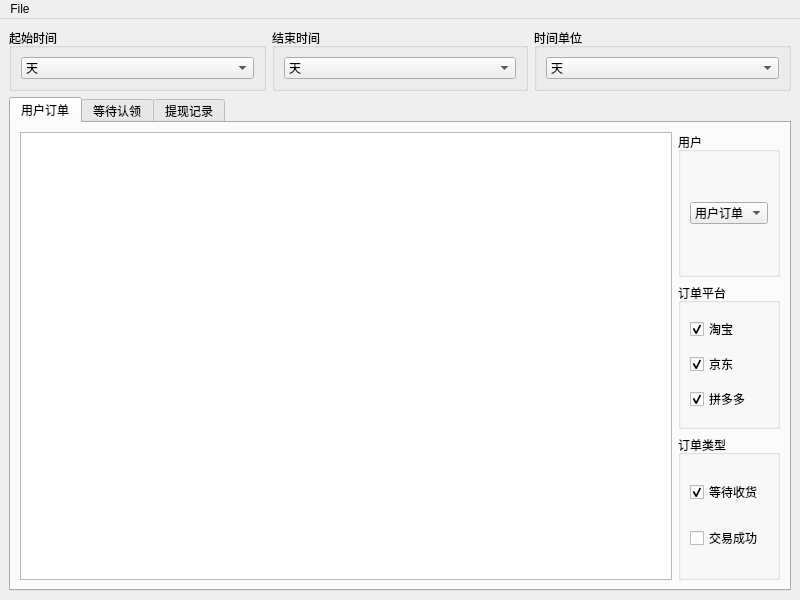
Above: gui/mainWindow.ui from RainRainLiu/AnnaerTools before the change. Below: the same form after it.
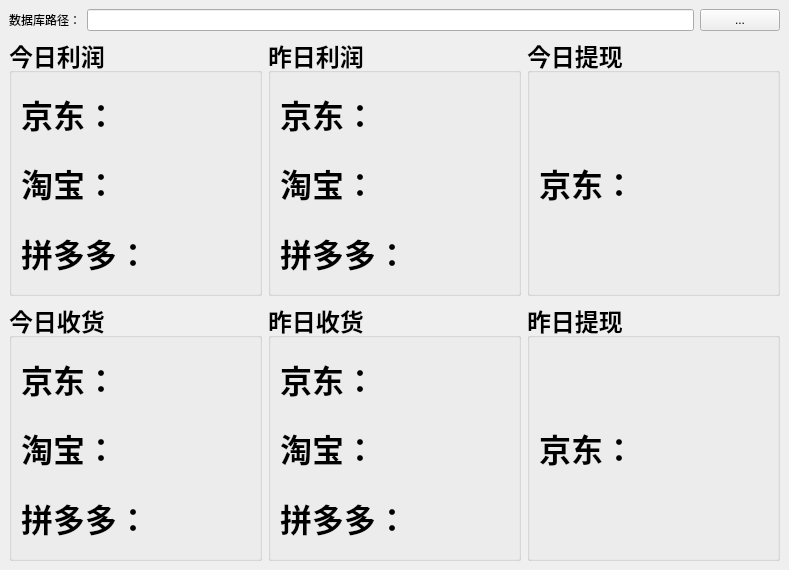
That is the form after the change.

Diff of the .ui file:
```diff
--- a/gui/mainWindow.ui
+++ b/gui/mainWindow.ui
@@ -6,8 +6,8 @@
    <rect>
     <x>0</x>
     <y>0</y>
-    <width>800</width>
-    <height>600</height>
+    <width>789</width>
+    <height>570</height>
    </rect>
   </property>
   <property name="windowTitle">
@@ -15,247 +15,350 @@
   </property>
   <widget class="QWidget" name="centralwidget">
    <layout class="QGridLayout" name="gridLayout_8">
-    <item row="0" column="0">
-     <widget class="QGroupBox" name="groupBox_5">
+    <item row="1" column="0">
+     <widget class="QGroupBox" name="groupBox">
+      <property name="font">
+       <font>
+        <family>[诺诺]卖萌大作战</family>
+        <pointsize>18</pointsize>
+        <weight>75</weight>
+        <bold>true</bold>
+       </font>
+      </property>
       <property name="title">
-       <string>起始时间</string>
+       <string>今日利润</string>
+      </property>
+      <layout class="QGridLayout" name="gridLayout_2">
+       <item row="0" column="0">
+        <widget class="QLabel" name="label_jtlr_jd">
+         <property name="font">
+          <font>
+           <family>[诺诺]卖萌大作战</family>
+           <pointsize>24</pointsize>
+           <weight>75</weight>
+           <bold>true</bold>
+          </font>
+         </property>
+         <property name="text">
+          <string>京东：</string>
+         </property>
+        </widget>
+       </item>
+       <item row="1" column="0">
+        <widget class="QLabel" name="label_jtlr_tb">
+         <property name="font">
+          <font>
+           <family>[诺诺]卖萌大作战</family>
+           <pointsize>24</pointsize>
+           <weight>75</weight>
+           <bold>true</bold>
+          </font>
+         </property>
+         <property name="text">
+          <string>淘宝：</string>
+         </property>
+        </widget>
+       </item>
+       <item row="2" column="0">
+        <widget class="QLabel" name="label_jtlr_pdd">
+         <property name="font">
+          <font>
+           <family>[诺诺]卖萌大作战</family>
+           <pointsize>24</pointsize>
+           <weight>75</weight>
+           <bold>true</bold>
+          </font>
+         </property>
+         <property name="text">
+          <string>拼多多：</string>
+         </property>
+        </widget>
+       </item>
+      </layout>
+     </widget>
+    </item>
+    <item row="1" column="1">
+     <widget class="QGroupBox" name="groupBox_3">
+      <property name="font">
+       <font>
+        <family>[诺诺]卖萌大作战</family>
+        <pointsize>18</pointsize>
+        <weight>75</weight>
+        <bold>true</bold>
+       </font>
+      </property>
+      <property name="title">
+       <string>昨日利润</string>
       </property>
       <layout class="QGridLayout" name="gridLayout_4">
        <item row="0" column="0">
-        <widget class="QComboBox" name="comboBox_Order_TimeStart">
-         <property name="currentIndex">
-          <number>1</number>
+        <widget class="QLabel" name="label_8">
+         <property name="font">
+          <font>
+           <family>[诺诺]卖萌大作战</family>
+           <pointsize>24</pointsize>
+           <weight>75</weight>
+           <bold>true</bold>
+          </font>
          </property>
-         <item>
-          <property name="text">
-           <string>小时</string>
-          </property>
-         </item>
-         <item>
-          <property name="text">
-           <string>天</string>
-          </property>
-         </item>
-         <item>
-          <property name="text">
-           <string>周</string>
-          </property>
-         </item>
-         <item>
-          <property name="text">
-           <string>月</string>
-          </property>
-         </item>
+         <property name="text">
+          <string>京东：</string>
+         </property>
         </widget>
        </item>
+       <item row="1" column="0">
+        <widget class="QLabel" name="label_9">
+         <property name="font">
+          <font>
+           <family>[诺诺]卖萌大作战</family>
+           <pointsize>24</pointsize>
+           <weight>75</weight>
+           <bold>true</bold>
+          </font>
+         </property>
+         <property name="text">
+          <string>淘宝：</string>
+         </property>
+        </widget>
+       </item>
+       <item row="2" column="0">
+        <widget class="QLabel" name="label_10">
+         <property name="font">
+          <font>
+           <family>[诺诺]卖萌大作战</family>
+           <pointsize>24</pointsize>
+           <weight>75</weight>
+           <bold>true</bold>
+          </font>
+         </property>
+         <property name="text">
+          <string>拼多多：</string>
+         </property>
+        </widget>
+       </item>
       </layout>
      </widget>
     </item>
-    <item row="0" column="1">
+    <item row="1" column="2">
+     <widget class="QGroupBox" name="groupBox_5">
+      <property name="font">
+       <font>
+        <family>[诺诺]卖萌大作战</family>
+        <pointsize>18</pointsize>
+        <weight>75</weight>
+        <bold>true</bold>
+       </font>
+      </property>
+      <property name="title">
+       <string>今日提现</string>
+      </property>
+      <layout class="QGridLayout" name="gridLayout_6">
+       <item row="0" column="0">
+        <widget class="QLabel" name="label_14">
+         <property name="font">
+          <font>
+           <family>[诺诺]卖萌大作战</family>
+           <pointsize>24</pointsize>
+           <weight>75</weight>
+           <bold>true</bold>
+          </font>
+         </property>
+         <property name="text">
+          <string>京东：</string>
+         </property>
+        </widget>
+       </item>
+      </layout>
+     </widget>
+    </item>
+    <item row="2" column="0">
+     <widget class="QGroupBox" name="groupBox_2">
+      <property name="font">
+       <font>
+        <family>[诺诺]卖萌大作战</family>
+        <pointsize>18</pointsize>
+        <weight>75</weight>
+        <bold>true</bold>
+       </font>
+      </property>
+      <property name="title">
+       <string>今日收货</string>
+      </property>
+      <layout class="QGridLayout" name="gridLayout_3">
+       <item row="0" column="0">
+        <widget class="QLabel" name="label_5">
+         <property name="font">
+          <font>
+           <family>[诺诺]卖萌大作战</family>
+           <pointsize>24</pointsize>
+           <weight>75</weight>
+           <bold>true</bold>
+          </font>
+         </property>
+         <property name="text">
+          <string>京东：</string>
+         </property>
+        </widget>
+       </item>
+       <item row="1" column="0">
+        <widget class="QLabel" name="label_6">
+         <property name="font">
+          <font>
+           <family>[诺诺]卖萌大作战</family>
+           <pointsize>24</pointsize>
+           <weight>75</weight>
+           <bold>true</bold>
+          </font>
+         </property>
+         <property name="text">
+          <string>淘宝：</string>
+         </property>
+        </widget>
+       </item>
+       <item row="2" column="0">
+        <widget class="QLabel" name="label_7">
+         <property name="font">
+          <font>
+           <family>[诺诺]卖萌大作战</family>
+           <pointsize>24</pointsize>
+           <weight>75</weight>
+           <bold>true</bold>
+          </font>
+         </property>
+         <property name="text">
+          <string>拼多多：</string>
+         </property>
+        </widget>
+       </item>
+      </layout>
+     </widget>
+    </item>
+    <item row="2" column="1">
+     <widget class="QGroupBox" name="groupBox_4">
+      <property name="font">
+       <font>
+        <family>[诺诺]卖萌大作战</family>
+        <pointsize>18</pointsize>
+        <weight>75</weight>
+        <bold>true</bold>
+       </font>
+      </property>
+      <property name="title">
+       <string>昨日收货</string>
+      </property>
+      <layout class="QGridLayout" name="gridLayout_5">
+       <item row="0" column="0">
+        <widget class="QLabel" name="label_11">
+         <property name="font">
+          <font>
+           <family>[诺诺]卖萌大作战</family>
+           <pointsize>24</pointsize>
+           <weight>75</weight>
+           <bold>true</bold>
+          </font>
+         </property>
+         <property name="text">
+          <string>京东：</string>
+         </property>
+        </widget>
+       </item>
+       <item row="1" column="0">
+        <widget class="QLabel" name="label_12">
+         <property name="font">
+          <font>
+           <family>[诺诺]卖萌大作战</family>
+           <pointsize>24</pointsize>
+           <weight>75</weight>
+           <bold>true</bold>
+          </font>
+         </property>
+         <property name="text">
+          <string>淘宝：</string>
+         </property>
+        </widget>
+       </item>
+       <item row="2" column="0">
+        <widget class="QLabel" name="label_13">
+         <property name="font">
+          <font>
+           <family>[诺诺]卖萌大作战</family>
+           <pointsize>24</pointsize>
+           <weight>75</weight>
+           <bold>true</bold>
+          </font>
+         </property>
+         <property name="text">
+          <string>拼多多：</string>
+         </property>
+        </widget>
+       </item>
+      </layout>
+     </widget>
+    </item>
+    <item row="2" column="2">
      <widget class="QGroupBox" name="groupBox_6">
+      <property name="font">
+       <font>
+        <family>[诺诺]卖萌大作战</family>
+        <pointsize>18</pointsize>
+        <weight>75</weight>
+        <bold>true</bold>
+       </font>
+      </property>
       <property name="title">
-       <string>结束时间</string>
+       <string>昨日提现</string>
       </property>
       <layout class="QGridLayout" name="gridLayout_7">
        <item row="0" column="0">
-        <widget class="QComboBox" name="comboBox_Order_TimeStop">
-         <property name="currentIndex">
-          <number>1</number>
+        <widget class="QLabel" name="label_15">
+         <property name="font">
+          <font>
+           <family>[诺诺]卖萌大作战</family>
+           <pointsize>24</pointsize>
+           <weight>75</weight>
+           <bold>true</bold>
+          </font>
          </property>
-         <item>
-          <property name="text">
-           <string>小时</string>
-          </property>
-         </item>
-         <item>
-          <property name="text">
-           <string>天</string>
-          </property>
-         </item>
-         <item>
-          <property name="text">
-           <string>周</string>
-          </property>
-         </item>
-         <item>
-          <property name="text">
-           <string>月</string>
-          </property>
-         </item>
-        </widget>
-       </item>
-      </layout>
-     </widget>
-    </item>
-    <item row="0" column="2">
-     <widget class="QGroupBox" name="groupBox_3">
-      <property name="title">
-       <string>时间单位</string>
-      </property>
-      <layout class="QGridLayout" name="gridLayout_2">
-       <item row="0" column="0">
-        <widget class="QComboBox" name="comboBox_Order_TimeUnit">
-         <property name="currentIndex">
-          <number>1</number>
+         <property name="text">
+          <string>京东：</string>
          </property>
-         <item>
-          <property name="text">
-           <string>小时</string>
-          </property>
-         </item>
-         <item>
-          <property name="text">
-           <string>天</string>
-          </property>
-         </item>
-         <item>
-          <property name="text">
-           <string>周</string>
-          </property>
-         </item>
-         <item>
-          <property name="text">
-           <string>月</string>
-          </property>
-         </item>
         </widget>
        </item>
       </layout>
      </widget>
     </item>
-    <item row="1" column="0" colspan="3">
-     <widget class="QTabWidget" name="tabWidget">
-      <property name="currentIndex">
-       <number>0</number>
-      </property>
-      <widget class="QWidget" name="tab">
-       <attribute name="title">
-        <string>用户订单</string>
-       </attribute>
-       <layout class="QGridLayout" name="gridLayout_6">
-        <item row="0" column="0" rowspan="3">
-         <widget class="QTableView" name="tableView_Order"/>
-        </item>
-        <item row="0" column="1">
-         <widget class="QGroupBox" name="groupBox_4">
-          <property name="title">
-           <string>用户</string>
-          </property>
-          <layout class="QGridLayout" name="gridLayout_5">
-           <item row="0" column="0">
-            <widget class="QComboBox" name="comboBox_Orders_User">
-             <item>
-              <property name="text">
-               <string>用户订单</string>
-              </property>
-             </item>
-             <item>
-              <property name="text">
-               <string>等待认领</string>
-              </property>
-             </item>
-            </widget>
-           </item>
-          </layout>
-         </widget>
-        </item>
-        <item row="1" column="1">
-         <widget class="QGroupBox" name="groupBox">
-          <property name="title">
-           <string>订单平台</string>
-          </property>
-          <layout class="QGridLayout" name="gridLayout">
-           <item row="2" column="0">
-            <widget class="QCheckBox" name="checkBox_Orders_Teerace_jd">
-             <property name="text">
-              <string>京东</string>
-             </property>
-             <property name="checked">
-              <bool>true</bool>
-             </property>
-            </widget>
-           </item>
-           <item row="3" column="0">
-            <widget class="QCheckBox" name="checkBox_Orders_Teerace_pdd">
-             <property name="text">
-              <string>拼多多</string>
-             </property>
-             <property name="checked">
-              <bool>true</bool>
-             </property>
-            </widget>
-           </item>
-           <item row="1" column="0">
-            <widget class="QCheckBox" name="checkBox_Orders_Teerace_tb">
-             <property name="text">
-              <string>淘宝</string>
-             </property>
-             <property name="checked">
-              <bool>true</bool>
-             </property>
-            </widget>
-           </item>
-          </layout>
-         </widget>
-        </item>
-        <item row="2" column="1">
-         <widget class="QGroupBox" name="groupBox_2">
-          <property name="title">
-           <string>订单类型</string>
-          </property>
-          <layout class="QGridLayout" name="gridLayout_3">
-           <item row="0" column="0">
-            <widget class="QCheckBox" name="checkBox_Orders_Type_wait">
-             <property name="text">
-              <string>等待收货</string>
-             </property>
-             <property name="checked">
-              <bool>true</bool>
-             </property>
-            </widget>
-           </item>
-           <item row="1" column="0">
-            <widget class="QCheckBox" name="checkBox_Orders_Type_succe">
-             <property name="text">
-              <string>交易成功</string>
-             </property>
-            </widget>
-           </item>
-          </layout>
-         </widget>
-        </item>
-       </layout>
-      </widget>
-      <widget class="QWidget" name="tab_2">
-       <attribute name="title">
-        <string>等待认领</string>
-       </attribute>
-      </widget>
-      <widget class="QWidget" name="tab_3">
-       <attribute name="title">
-        <string>提现记录</string>
-       </attribute>
-      </widget>
-     </widget>
+    <item row="0" column="0" colspan="3">
+     <layout class="QGridLayout" name="gridLayout">
+      <item row="0" column="1">
+       <widget class="QLineEdit" name="lineEdit"/>
+      </item>
+      <item row="0" column="2">
+       <widget class="QPushButton" name="pushButton">
+        <property name="text">
+         <string>...</string>
+        </property>
+       </widget>
+      </item>
+      <item row="0" column="0">
+       <widget class="QLabel" name="label">
+        <property name="text">
+         <string>数据库路径：</string>
+        </property>
+       </widget>
+      </item>
+     </layout>
     </item>
    </layout>
-  </widget>
-  <widget class="QMenuBar" name="menubar">
-   <property name="geometry">
-    <rect>
-     <x>0</x>
-     <y>0</y>
-     <width>800</width>
-     <height>23</height>
-    </rect>
-   </property>
-   <widget class="QMenu" name="menuFile">
-    <property name="title">
-     <string>File</string>
-    </property>
-    <addaction name="actionOpen"/>
-   </widget>
-   <addaction name="menuFile"/>
+   <zorder>label</zorder>
+   <zorder>lineEdit</zorder>
+   <zorder>pushButton</zorder>
+   <zorder>groupBox</zorder>
+   <zorder>groupBox_2</zorder>
+   <zorder>groupBox_3</zorder>
+   <zorder>groupBox_4</zorder>
+   <zorder>label</zorder>
+   <zorder>groupBox_5</zorder>
+   <zorder>groupBox_6</zorder>
   </widget>
   <action name="actionOpen">
    <property name="text">
```
